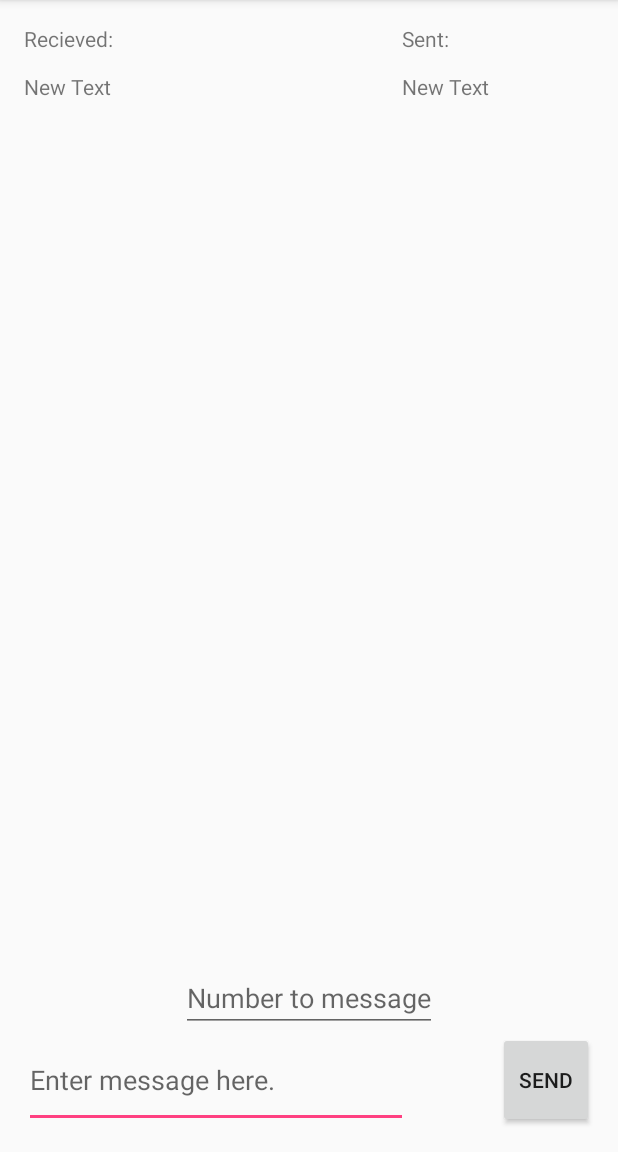
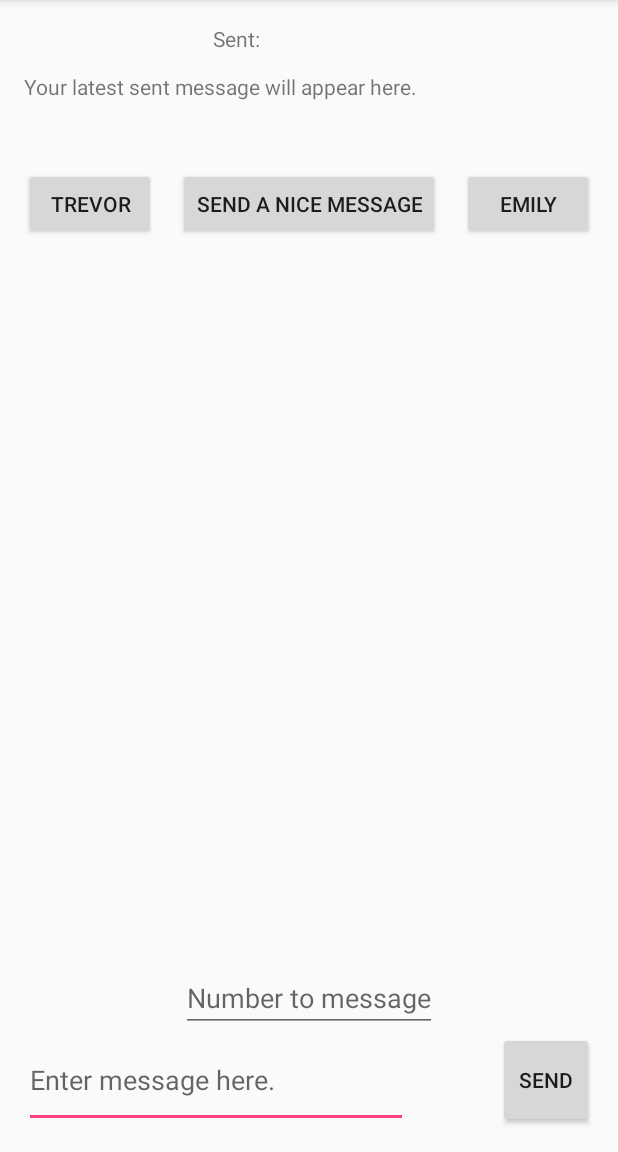
Before and after one commit to MrTj458/WorldsMostBaasicTextingApp, an Android app: the screen it shows after launch (TextingActivity), on a phone screen of 412 x 824 dp, the part 84-1236 px from its top. Run offline under Robolectric (Android 15) with nearby library versions, the light colour scheme and no system bars.

Commit message:
Finished the app for the rubric

```diff
--- a/app/src/main/java/com/example/thod0127/worldsmostbaasictextingapp/TextingActivity.java
+++ b/app/src/main/java/com/example/thod0127/worldsmostbaasictextingapp/TextingActivity.java
@@ -7,12 +7,21 @@ import android.widget.EditText;
 import android.widget.Button;
 import android.view.View;
 import android.widget.Toast;
+import android.widget.TextView;
+import java.util.ArrayList;
 
 public class TextingActivity extends AppCompatActivity
 {
+    private TextView sentText;
     private EditText smsMessageField;
     private EditText smsNumberField;
     private Button sendSMSButton;
+    private Button number1;
+    private Button number2;
+    private Button randomMessage;
+    private String trevorNumber;
+    private String emilyNumber;
+    private ArrayList<String> randomText;
 
     @Override
     protected void onCreate(Bundle savedInstanceState)
@@ -23,7 +32,15 @@ public class TextingActivity extends AppCompatActivity
         sendSMSButton = (Button) findViewById(R.id.sendButton);
         smsMessageField = (EditText) findViewById(R.id.messageBox);
         smsNumberField = (EditText) findViewById(R.id.numberBox);
+        number1 = (Button) findViewById(R.id.number1);
+        number2 = (Button) findViewById(R.id.number2);
+        randomMessage = (Button) findViewById(R.id.niceStuff);
+        sentText = (TextView) findViewById(R.id.sentText);
+        trevorNumber = "8016188606";
+        emilyNumber = "8012050112";
+        randomText = new ArrayList<>();
 
+        setupList();
         setupListeners();
     }
 
@@ -50,11 +67,49 @@ public class TextingActivity extends AppCompatActivity
             }
         });
 
+        number1.setOnClickListener(new View.OnClickListener()
+        {
+            @Override
+            public void onClick(View currentView)
+            {
+                smsNumberField.setText(trevorNumber);
+            }
+        });
+
+        number2.setOnClickListener(new View.OnClickListener()
+        {
+            @Override
+            public void onClick(View currentView)
+            {
+                smsNumberField.setText(emilyNumber);
+            }
+        });
+
+        randomMessage.setOnClickListener(new View.OnClickListener()
+        {
+            @Override
+            public void onClick(View currentView)
+            {
+                int messageSlot = (int)(Math.random() * randomText.size());
+                String message = randomText.get(messageSlot);
+                smsMessageField.setText(message);
+            }
+        });
     }
 
-    private void sendSMS(String messageAdress, String messageContent)
+    private void sendSMS(String messageAddress, String messageContent)
     {
         SmsManager mySMSManager = SmsManager.getDefault();
-        mySMSManager.sendTextMessage(messageAdress, null, messageContent, null, null);
+        mySMSManager.sendTextMessage(messageAddress, null, messageContent, null, null);
+        sentText.setText(messageContent);
+    }
+
+    private void setupList()
+    {
+        randomText.add("Hello!");
+        randomText.add("Have a good day!");
+        randomText.add("Have a great Summer / Winter / Spring / Fall!");
+        randomText.add("Merry Holidays!");
+        randomText.add("C u l8r!");
     }
 }
--- a/app/src/main/res/layout/activity_texting.xml
+++ b/app/src/main/res/layout/activity_texting.xml
@@ -33,19 +33,9 @@
         android:layout_width="128dp"
         android:layout_height="32dp"
         android:text="Sent:"
-        android:id="@+id/textView11"
+        android:id="@+id/sent"
         android:layout_alignParentTop="true"
-        android:layout_alignParentRight="true"
-        android:layout_alignParentEnd="true"/>
-
-    <TextView
-        android:layout_width="128dp"
-        android:layout_height="32dp"
-        android:text="Recieved:"
-        android:id="@+id/textView12"
-        android:layout_alignParentTop="true"
-        android:layout_alignParentLeft="true"
-        android:layout_alignParentStart="true"/>
+        android:layout_centerHorizontal="true"/>
 
     <EditText
         android:layout_width="wrap_content"
@@ -59,22 +49,39 @@
 
     <TextView
         android:layout_width="wrap_content"
+        android:layout_height="64dp"
+        android:id="@+id/sentText"
+        android:layout_below="@+id/sent"
+        android:layout_alignParentLeft="true"
+        android:layout_alignParentStart="true"
+        android:layout_alignParentRight="true"
+        android:layout_alignParentEnd="true"
+        android:text="Your latest sent message will appear here."/>
+
+    <Button
+        android:layout_width="wrap_content"
         android:layout_height="wrap_content"
-        android:text="New Text"
-        android:id="@+id/textView"
-        android:layout_below="@+id/textView12"
+        android:text="Trevor"
+        android:id="@+id/number1"
+        android:layout_below="@+id/sentText"
         android:layout_alignParentLeft="true"
         android:layout_alignParentStart="true"/>
 
-    <TextView
+    <Button
         android:layout_width="wrap_content"
         android:layout_height="wrap_content"
-        android:text="New Text"
-        android:id="@+id/textView2"
-        android:layout_below="@+id/textView11"
-        android:layout_alignLeft="@+id/textView11"
-        android:layout_alignStart="@+id/textView11"
+        android:text="Emily"
+        android:id="@+id/number2"
+        android:layout_alignBottom="@+id/number1"
         android:layout_alignParentRight="true"
         android:layout_alignParentEnd="true"/>
 
+    <Button
+        android:layout_width="wrap_content"
+        android:layout_height="wrap_content"
+        android:text="Send a nice message"
+        android:id="@+id/niceStuff"
+        android:layout_alignBottom="@+id/number2"
+        android:layout_centerHorizontal="true"/>
+
 </RelativeLayout>
```
Also changed, not shown: app/src/main/ic_launcher-web.png (added), app/src/main/res/mipmap-hdpi/ic_launcher.png, app/src/main/res/mipmap-mdpi/ic_launcher.png, app/src/main/res/mipmap-xhdpi/ic_launcher.png, app/src/main/res/mipmap-xxhdpi/ic_launcher.png, app/src/main/res/mipmap-xxxhdpi/ic_launcher.png.
